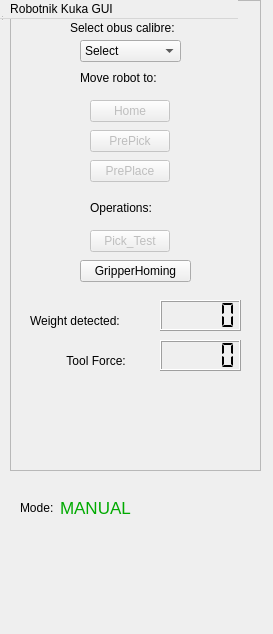
First picture: the form in resource/RqtKuka.ui, repository asoriano1/rqt_kuka, before the edit.
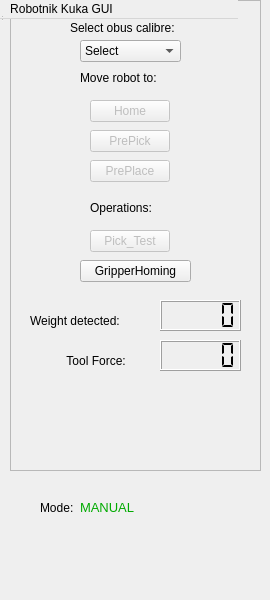
Second picture: the form after the edit. Icons and pictures are not drawn.

```diff
--- a/resource/RqtKuka.ui
+++ b/resource/RqtKuka.ui
@@ -6,8 +6,8 @@
    <rect>
     <x>0</x>
     <y>0</y>
-    <width>273</width>
-    <height>634</height>
+    <width>270</width>
+    <height>600</height>
    </rect>
   </property>
   <property name="windowTitle">
@@ -296,7 +296,7 @@
   <widget class="QLabel" name="label_24">
    <property name="geometry">
     <rect>
-     <x>20</x>
+     <x>40</x>
      <y>500</y>
      <width>41</width>
      <height>16</height>
@@ -309,15 +309,15 @@
   <widget class="QLabel" name="mode_label">
    <property name="geometry">
     <rect>
-     <x>60</x>
-     <y>500</y>
-     <width>141</width>
-     <height>16</height>
+     <x>80</x>
+     <y>497</y>
+     <width>151</width>
+     <height>20</height>
     </rect>
    </property>
    <property name="font">
     <font>
-     <pointsize>13</pointsize>
+     <pointsize>10</pointsize>
     </font>
    </property>
    <property name="autoFillBackground">
@@ -333,9 +333,9 @@
   <widget class="QLabel" name="info_label">
    <property name="geometry">
     <rect>
-     <x>10</x>
+     <x>20</x>
      <y>530</y>
-     <width>281</width>
+     <width>231</width>
      <height>41</height>
     </rect>
    </property>
@@ -346,10 +346,10 @@
   <widget class="QLabel" name="label_25">
    <property name="geometry">
     <rect>
-     <x>20</x>
+     <x>170</x>
      <y>580</y>
-     <width>201</width>
-     <height>41</height>
+     <width>91</width>
+     <height>16</height>
     </rect>
    </property>
    <property name="text">
```
Left out of the diff: 2 changed lines with no effect on the pictures.
